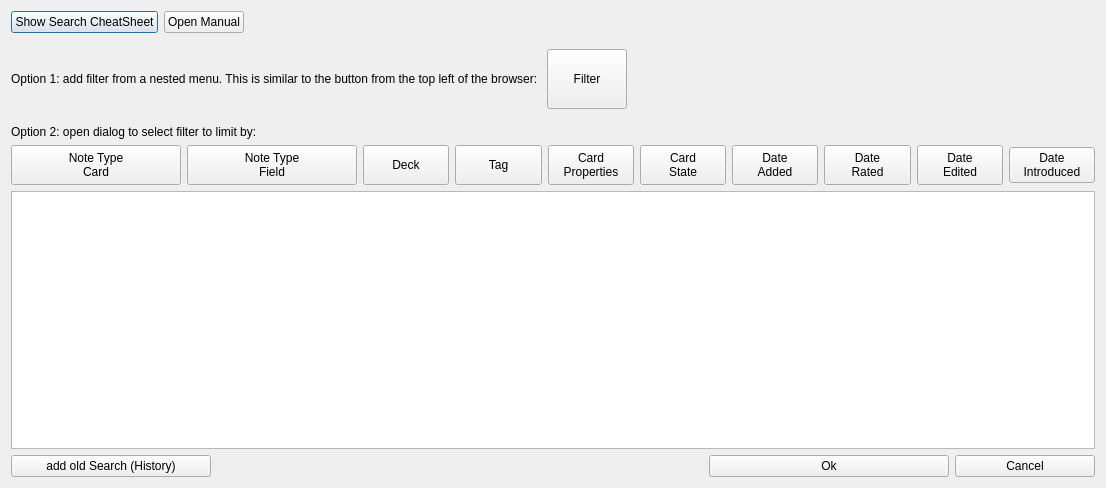
Old version of the form designer/search_box.ui in the repository ijgnd/anki__BetterSearch.
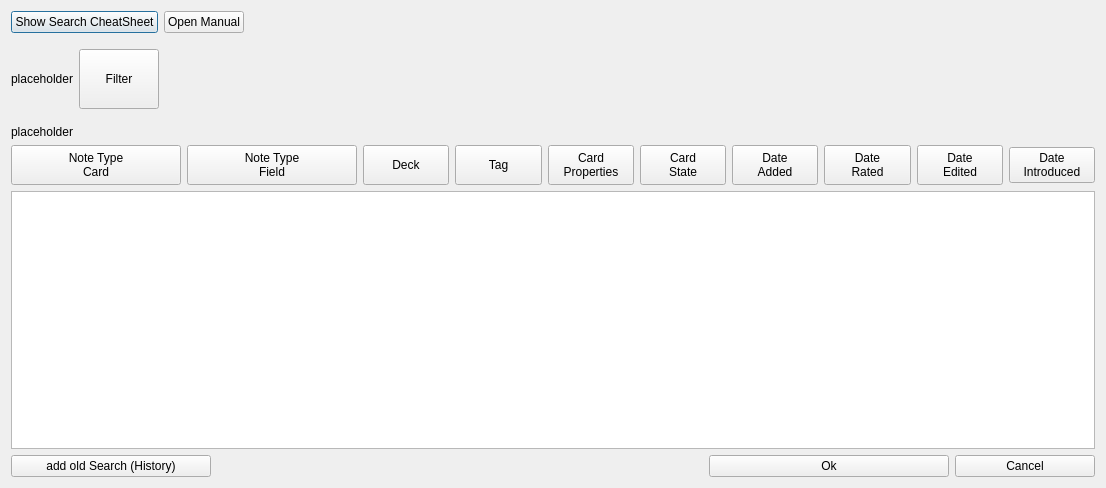
New version of the form.

Commit message: improve texts on QLabel in multi-line dialog

```diff
--- a/designer/search_box.ui
+++ b/designer/search_box.ui
@@ -68,7 +68,7 @@
        <item>
         <widget class="QLabel" name="ql_filter">
          <property name="text">
-          <string>Option 1: add filter from a nested menu. This is similar to the button from the top left of the browser: </string>
+          <string>placeholder</string>
          </property>
         </widget>
        </item>
@@ -131,7 +131,7 @@
      <item>
       <widget class="QLabel" name="ql_button_bar">
        <property name="text">
-        <string>Option 2: open dialog to select filter to limit by:</string>
+        <string>placeholder</string>
        </property>
       </widget>
      </item>
```
The commit also changes 1 other file.
